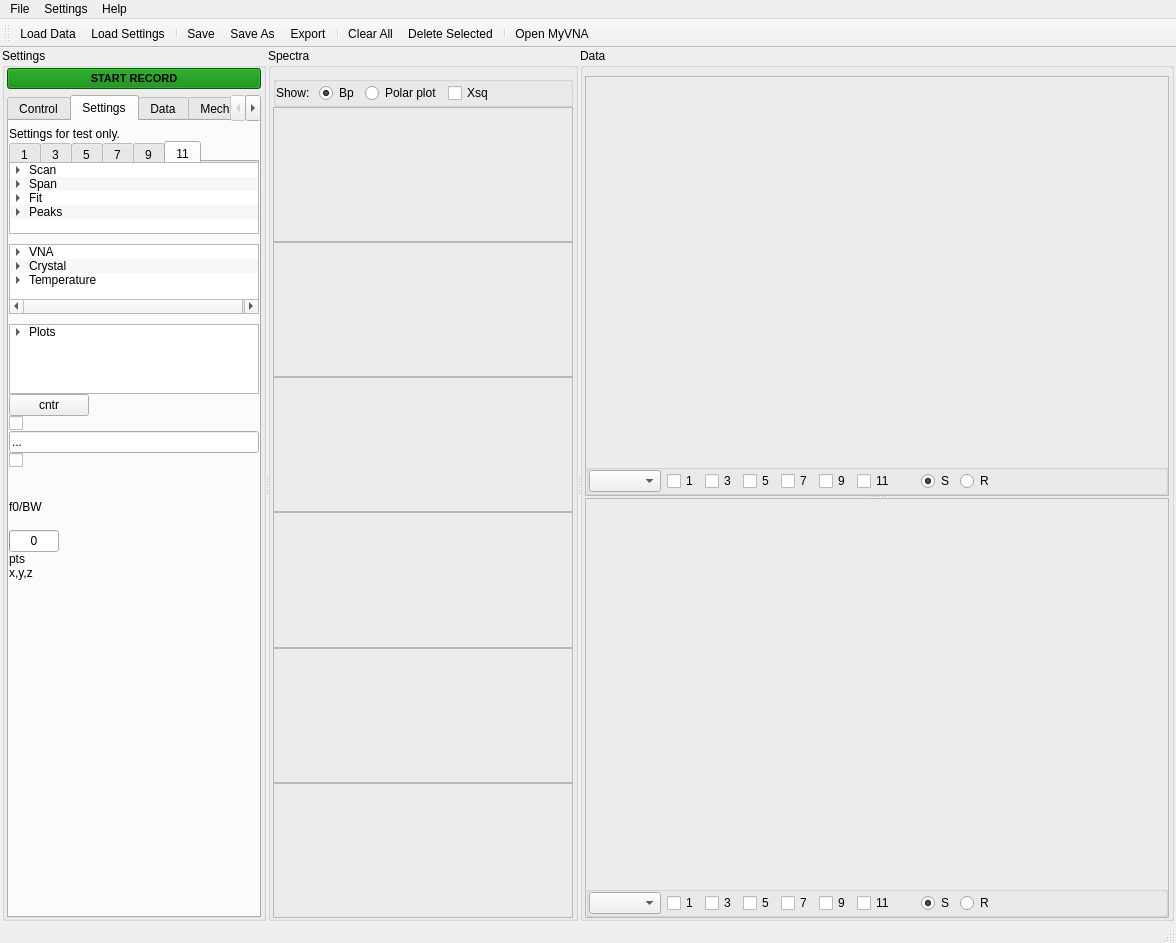
shullgroup/rheoQCM, file QCM_GUI_test6.ui: the form before one commit.
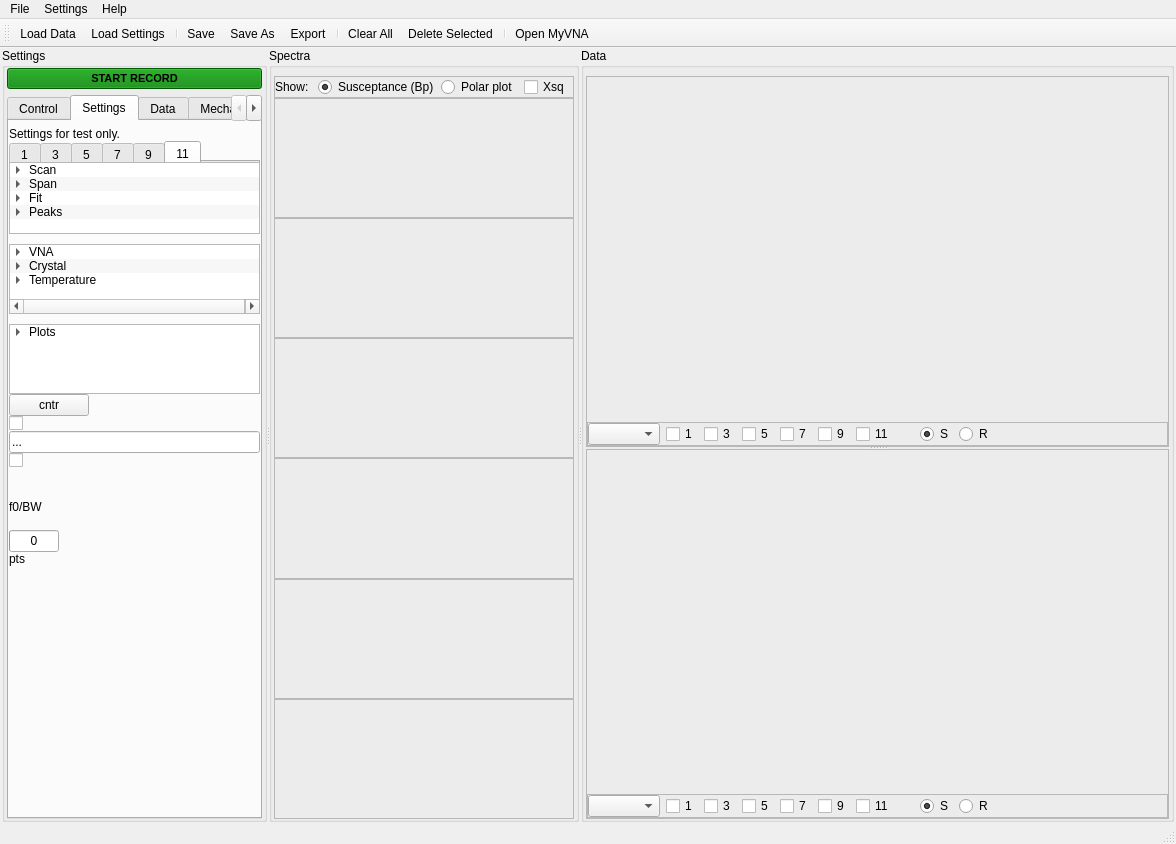
The form after the commit. The open tabs and pages were chosen to show the change. Icons and pictures are not drawn.

What changed in the file:
```diff
--- a/QCM_GUI_test6.ui
+++ b/QCM_GUI_test6.ui
@@ -7,7 +7,7 @@
     <x>0</x>
     <y>0</y>
     <width>1176</width>
-    <height>943</height>
+    <height>822</height>
    </rect>
   </property>
   <property name="sizePolicy">
@@ -1836,13 +1836,6 @@
                 </property>
                </widget>
               </item>
-              <item>
-               <widget class="QLabel" name="label_status_coordinates">
-                <property name="text">
-                 <string>x,y,z</string>
-                </property>
-               </widget>
-              </item>
               <item>
                <spacer name="verticalSpacer_6">
                 <property name="orientation">
@@ -4474,12 +4467,12 @@
                <enum>QLayout::SetDefaultConstraint</enum>
               </property>
               <item>
-               <widget class="QGroupBox" name="groupBox_2">
-                <property name="title">
-                 <string/>
+               <widget class="QFrame" name="frame">
+                <property name="frameShape">
+                 <enum>QFrame::StyledPanel</enum>
                 </property>
-                <property name="flat">
-                 <bool>true</bool>
+                <property name="frameShadow">
+                 <enum>QFrame::Raised</enum>
                 </property>
                 <layout class="QHBoxLayout" name="horizontalLayout_25">
                  <property name="leftMargin">
@@ -4504,7 +4497,7 @@
                  <item>
                   <widget class="QRadioButton" name="radioButton_spectra_showBp">
                    <property name="text">
-                    <string>Bp</string>
+                    <string>Susceptance (Bp)</string>
                    </property>
                    <property name="checked">
                     <bool>true</bool>
@@ -5662,6 +5655,9 @@
                   <property name="spacing">
                    <number>0</number>
                   </property>
+                  <property name="bottomMargin">
+                   <number>0</number>
+                  </property>
                   <item>
                    <widget class="QFrame" name="frame_plt1">
                     <property name="sizePolicy">
@@ -5679,20 +5675,20 @@
                    </widget>
                   </item>
                   <item>
-                   <widget class="QGroupBox" name="groupBox_4">
+                   <widget class="QFrame" name="frame_2">
                     <property name="sizePolicy">
-                     <sizepolicy hsizetype="Preferred" vsizetype="Minimum">
+                     <sizepolicy hsizetype="Preferred" vsizetype="Fixed">
                       <horstretch>0</horstretch>
                       <verstretch>0</verstretch>
                      </sizepolicy>
                     </property>
-                    <property name="title">
-                     <string/>
+                    <property name="frameShape">
+                     <enum>QFrame::StyledPanel</enum>
                     </property>
-                    <property name="flat">
-                     <bool>false</bool>
+                    <property name="frameShadow">
+                     <enum>QFrame::Raised</enum>
                     </property>
-                    <layout class="QHBoxLayout" name="horizontalLayout_2">
+                    <layout class="QHBoxLayout" name="horizontalLayout_26">
                      <property name="spacing">
                       <number>6</number>
                      </property>
@@ -5847,10 +5843,13 @@
                   <property name="spacing">
                    <number>0</number>
                   </property>
+                  <property name="bottomMargin">
+                   <number>0</number>
+                  </property>
                   <item>
                    <widget class="QFrame" name="frame_plt2">
                     <property name="sizePolicy">
-                     <sizepolicy hsizetype="Preferred" vsizetype="Preferred">
+                     <sizepolicy hsizetype="Preferred" vsizetype="Expanding">
                       <horstretch>0</horstretch>
                       <verstretch>0</verstretch>
                      </sizepolicy>
@@ -5864,20 +5863,20 @@
                    </widget>
                   </item>
                   <item>
-                   <widget class="QGroupBox" name="groupBox_5">
+                   <widget class="QFrame" name="frame_3">
                     <property name="sizePolicy">
                      <sizepolicy hsizetype="Preferred" vsizetype="Fixed">
                       <horstretch>0</horstretch>
                       <verstretch>0</verstretch>
                      </sizepolicy>
                     </property>
-                    <property name="title">
-                     <string/>
+                    <property name="frameShape">
+                     <enum>QFrame::StyledPanel</enum>
+                    </property>
+                    <property name="frameShadow">
+                     <enum>QFrame::Raised</enum>
                     </property>
                     <layout class="QHBoxLayout" name="horizontalLayout_3">
-                     <property name="spacing">
-                      <number>6</number>
-                     </property>
                      <property name="leftMargin">
                       <number>0</number>
                      </property>
```
Left out of the diff: 30 changed lines with no effect on the pictures.
